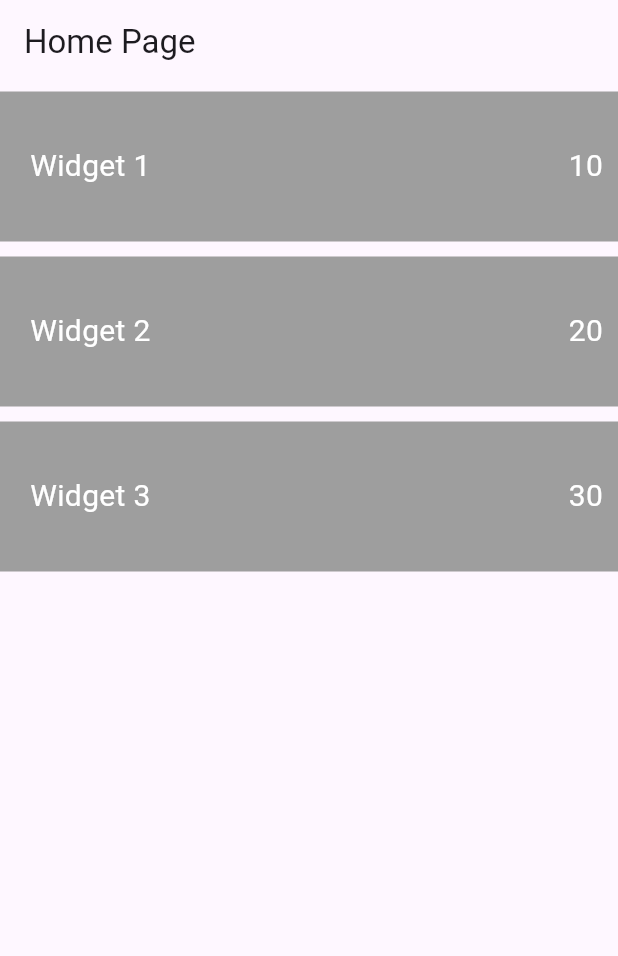
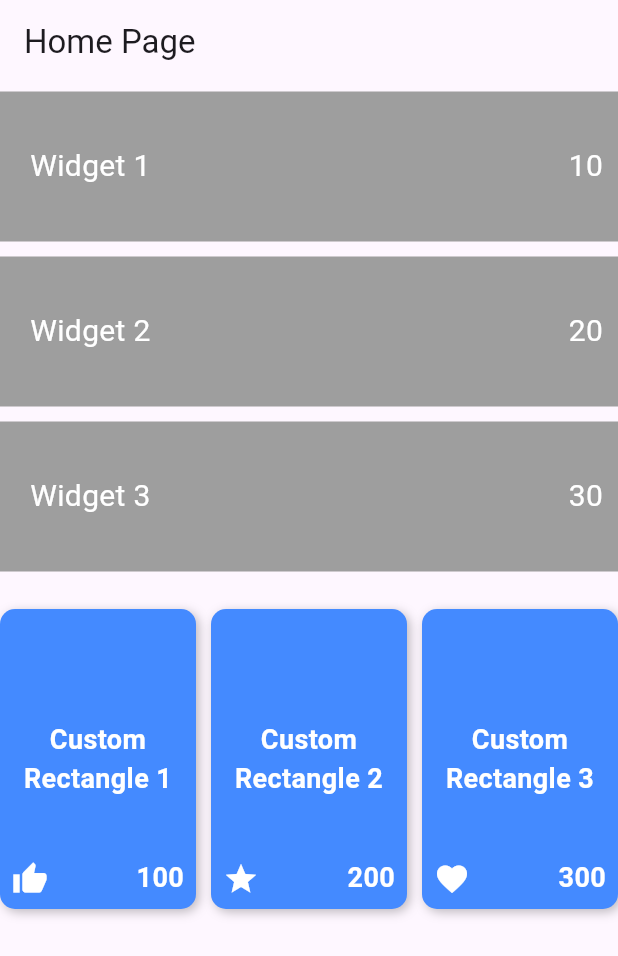
Before and after one commit to tarunkumarjhabakh/bya, a Flutter app: the screen it shows after launch, on a phone screen of 412 x 824 dp. Shown: the top 956 px of the screen. Run offline on Flutter 3.47's test engine with Material 3 defaults, Android fonts, the phone set to English and light mode, and no system bars; our stand-ins replace firebase_auth, firebase_core; accounts and stored records are empty.

Commit message:
added custom rectangle widget

```diff
--- /dev/null
+++ b/lib/custom_rectangle.dart
@@ -0,0 +1,69 @@
+import 'package:flutter/material.dart';
+
+class CustomRectangle extends StatelessWidget {
+  final String text;
+  final Icon icon;
+  final int number;
+
+  // Default values
+  const CustomRectangle({
+    Key? key,
+    this.text = "Default Text", // Default text
+    this.icon = const Icon(Icons.star), // Default icon
+    this.number = 42, // Default number
+  }) : super(key: key);
+
+  @override
+  Widget build(BuildContext context) {
+    return Container(
+      //width: 120, // Breadth of the rectangle
+      height: 200, // Length of the rectangle (smaller than breadth)
+      decoration: BoxDecoration(
+        color: Colors.blueAccent,
+        borderRadius: BorderRadius.circular(10), // Optional rounded corners
+        boxShadow: [
+          BoxShadow(
+            color: Colors.black26,
+            blurRadius: 5,
+            offset: Offset(2, 2),
+          ),
+        ],
+      ),
+      child: Stack(
+        children: [
+          // Centered Text
+          Center(
+            child: Text(
+              text,
+              textAlign: TextAlign.center,
+              style: TextStyle(
+                fontSize: 18,
+                color: Colors.white,
+                fontWeight: FontWeight.bold,
+              ),
+            ),
+          ),
+          // Bottom Left Icon
+          Positioned(
+            bottom: 8,
+            left: 8,
+            child: icon,
+          ),
+          // Bottom Right Number
+          Positioned(
+            bottom: 8,
+            right: 8,
+            child: Text(
+              number.toString(),
+              style: TextStyle(
+                fontSize: 18,
+                color: Colors.white,
+                fontWeight: FontWeight.bold,
+              ),
+            ),
+          ),
+        ],
+      ),
+    );
+  }
+}
--- a/lib/home_page.dart
+++ b/lib/home_page.dart
@@ -2,6 +2,7 @@ import 'dart:convert';
 import 'package:flutter/material.dart';
 import 'package:flutter/services.dart';
 import 'home_widget.dart';
+import 'custom_rectangle.dart';
 
 Future<List<Map<String, dynamic>>> loadJson() async {
   String jsonString = await rootBundle.loadString('assets/home_page.json');
@@ -30,14 +31,49 @@ class HomePage extends StatelessWidget {
 
             List<Map<String, dynamic>> widgets = snapshot.data!;
 
-            return Column(
-              children: widgets.map((widgetData) {
+            return Column(children: [
+              ...widgets.map((widgetData) {
                 return HomeWidget(
                   name: widgetData['name'],
                   count: widgetData['count'],
                 );
               }).toList(),
-            );
+              SizedBox(
+                  height:
+                      20), // Spacer between dynamic widgets and CustomRectangles
+
+              // 3 CustomRectangle widgets in a Row
+              Row(
+                mainAxisAlignment: MainAxisAlignment.center, // Center the row
+                children: [
+                  // Use Expanded to make each rectangle take equal width
+                  Expanded(
+                    child: CustomRectangle(
+                      text: "Custom Rectangle 1",
+                      icon: Icon(Icons.thumb_up, color: Colors.white),
+                      number: 100,
+                    ),
+                  ),
+                  SizedBox(width: 10), // Space between CustomRectangles
+
+                  Expanded(
+                    child: CustomRectangle(
+                      text: "Custom Rectangle 2",
+                      icon: Icon(Icons.star, color: Colors.white),
+                      number: 200,
+                    ),
+                  ),
+                  SizedBox(width: 10), // Space between CustomRectangles
+                  Expanded(
+                    child: CustomRectangle(
+                      text: "Custom Rectangle 3",
+                      icon: Icon(Icons.favorite, color: Colors.white),
+                      number: 300,
+                    ),
+                  ),
+                ],
+              ),
+            ]);
           },
         ),
       ),
```
